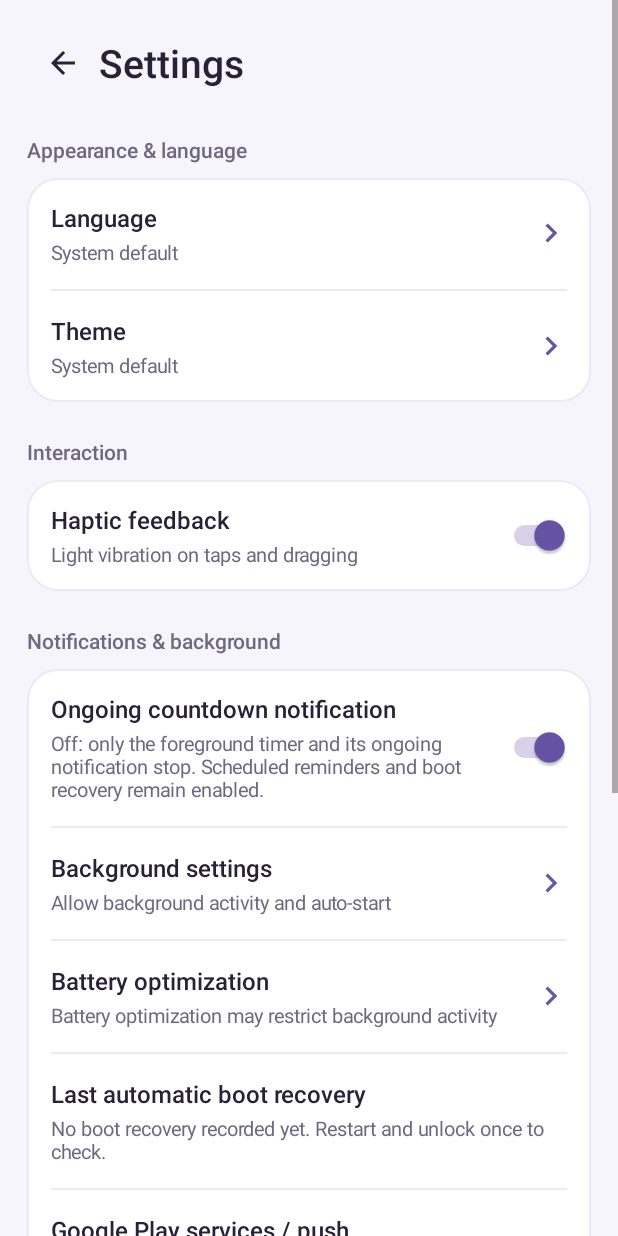
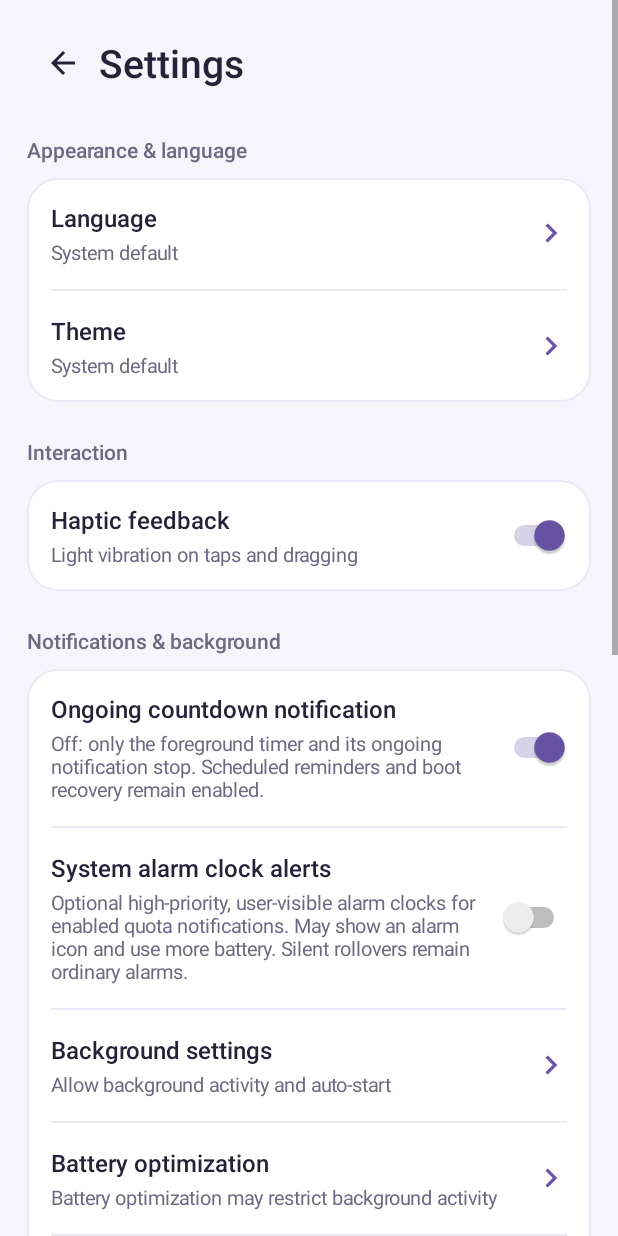
Before and after one commit to VlanTech/ResetNotice, an Android app: the screen it shows after launch (SettingsActivity), after a tap on "Settings", on a phone screen of 412 x 824 dp. Run offline under Robolectric (Android 15) with nearby library versions, the phone set to English and light mode, and no system bars; pictures from the network do not load.

Commit message:
Release v1.7.0: offline alarm-clock mode, background diagnostics and domestic OEM push research

```diff
--- /dev/null
+++ b/app/src/main/java/com/vlan/resetnotice/AlarmDiagnostics.java
@@ -0,0 +1,32 @@
+package com.vlan.resetnotice;
+
+import android.content.Context;
+import android.content.SharedPreferences;
+
+/** Local-only diagnostics; timestamps measure system receiver delivery, not
+ * whether the activity or foreground service happens to be alive. */
+final class AlarmDiagnostics {
+    static final long PROBE_DELAY = 60_000L;
+    private static SharedPreferences prefs(Context context) {
+        return context.getSharedPreferences("alarm_diagnostics", Context.MODE_PRIVATE);
+    }
+    static void startProbe(Context context, long expected) {
+        prefs(context).edit().putLong("probe_expected", expected).putLong("probe_received", 0)
+                .putInt("probe_mode", 0).putBoolean("probe_notified", false).commit();
+    }
+    static void probeMode(Context context, int mode) {
+        prefs(context).edit().putInt("probe_mode", mode).commit();
+    }
+    static void finishProbe(Context context, long received, boolean notified) {
+        prefs(context).edit().putLong("probe_received", received).putBoolean("probe_notified", notified).commit();
+    }
+    static long expected(Context context) { return prefs(context).getLong("probe_expected", 0); }
+    static long received(Context context) { return prefs(context).getLong("probe_received", 0); }
+    static int mode(Context context) { return prefs(context).getInt("probe_mode", 0); }
+    static boolean notified(Context context) { return prefs(context).getBoolean("probe_notified", false); }
+    static void alarmReceived(Context context, long expected, long received) {
+        prefs(context).edit().putLong("last_expected", expected).putLong("last_received", received).commit();
+    }
+    static long lastExpected(Context context) { return prefs(context).getLong("last_expected", 0); }
+    static long lastReceived(Context context) { return prefs(context).getLong("last_received", 0); }
+}
--- a/app/src/main/java/com/vlan/resetnotice/AppPreferences.java
+++ b/app/src/main/java/com/vlan/resetnotice/AppPreferences.java
@@ -24,6 +24,10 @@ final class AppPreferences {
     static void setOrder(Context c, String order) { prefs(c).edit().putString("order", order).apply(); }
     static boolean haptics(Context c) { return prefs(c).getBoolean("haptics", true); }
     static boolean ongoingNotification(Context c) { return prefs(c).getBoolean("ongoing_notification", true); }
+    static boolean clockAlarmMode(Context c) { return prefs(c).getBoolean("clock_alarm_mode", false); }
+    static void setClockAlarmMode(Context c, boolean enabled) {
+        prefs(c).edit().putBoolean("clock_alarm_mode", enabled).commit();
+    }
     static void setOngoingNotification(Context c, boolean enabled) {
         prefs(c).edit().putBoolean("ongoing_notification", enabled).commit();
     }
--- /dev/null
+++ b/app/src/main/java/com/vlan/resetnotice/PushVendor.java
@@ -0,0 +1,31 @@
+package com.vlan.resetnotice;
+
+import java.util.Locale;
+
+/** Identifies the preferred OEM channel. Identification is not enrollment,
+ * SDK support detection or authorization to send notifications. */
+enum PushVendor {
+    OPPO("OPPO PUSH"), VIVO("vivo Push"), XIAOMI("Mi Push"),
+    HONOR("HONOR Push"), HUAWEI("HUAWEI Push Kit"), MEIZU("Flyme Push"), NONE("");
+
+    final String displayName;
+    PushVendor(String displayName) { this.displayName = displayName; }
+
+    static PushVendor detect(String manufacturer, String brand) {
+        String m = normalize(manufacturer), b = normalize(brand);
+        // Honor must precede Huawei: some older Honor Android phones identify
+        // as Huawei. Runtime SDK support checks will be needed before enrollment.
+        if (matches(m, b, "honor")) return HONOR;
+        if (matches(m, b, "oppo", "realme", "oneplus", "one plus")) return OPPO;
+        if (matches(m, b, "vivo", "iqoo")) return VIVO;
+        if (matches(m, b, "xiaomi", "redmi", "poco")) return XIAOMI;
+        if (matches(m, b, "huawei")) return HUAWEI;
+        if (matches(m, b, "meizu")) return MEIZU;
+        return NONE;
+    }
+    private static String normalize(String s) { return s == null ? "" : s.trim().toLowerCase(Locale.ROOT); }
+    private static boolean matches(String m, String b, String... values) {
+        for (String v : values) if (v.equals(m) || v.equals(b)) return true;
+        return false;
+    }
+}
--- a/app/src/main/java/com/vlan/resetnotice/SettingsActivity.java
+++ b/app/src/main/java/com/vlan/resetnotice/SettingsActivity.java
@@ -4,13 +4,15 @@ import android.app.Activity;
 import android.app.AlertDialog;
 import android.content.Context;
 import android.content.Intent;
-import android.content.pm.PackageManager;
 import android.content.res.ColorStateList;
 import android.graphics.Typeface;
 import android.graphics.drawable.GradientDrawable;
 import android.graphics.drawable.RippleDrawable;
 import android.net.Uri;
+import android.os.Build;
 import android.os.Bundle;
+import android.os.Handler;
+import android.os.Looper;
 import android.os.PowerManager;
 import android.provider.Settings;
 import android.view.Gravity;
@@ -29,7 +31,22 @@ public final class SettingsActivity extends Activity {
     private int page, card, text, sub, line, accent;
     private TextView batteryValue;
     private TextView bootValue;
-    private TextView gmsValue;
+    private TextView probeValue;
+    private TextView lastAlarmValue;
+    private final Handler diagnosticHandler = new Handler(Looper.getMainLooper());
+    private final Runnable refreshDiagnostics = new Runnable() {
+        @Override public void run() {
+            if (probeValue != null) {
+                String status = probeStatus();
+                if (!status.contentEquals(probeValue.getText())) probeValue.setText(status);
+            }
+            if (lastAlarmValue != null) {
+                String status = lastAlarmStatus();
+                if (!status.contentEquals(lastAlarmValue.getText())) lastAlarmValue.setText(status);
+            }
+            diagnosticHandler.postDelayed(this, 1000L);
+        }
+    };
     @Override protected void attachBaseContext(Context base) { super.attachBaseContext(AppPreferences.wrap(base)); }
 
     @Override public void onCreate(Bundle state) {
@@ -101,6 +118,25 @@ public final class SettingsActivity extends Activity {
         ongoingRow.addView(ongoingSwitch);
         add(background, ongoingRow, 0);
         divider(background);
+        LinearLayout clockRow = row(); clockRow.setPadding(dp(16), dp(15), dp(14), dp(15));
+        LinearLayout clockLabels = column();
+        add(clockLabels, label(getString(R.string.clock_mode), 16, text, true), 0);
+        add(clockLabels, label(getString(R.string.clock_mode_hint), 13, sub, false), 3);
+        clockRow.addView(clockLabels, new LinearLayout.LayoutParams(0, -2, 1));
+        Switch clockSwitch = new Switch(this);
+        clockSwitch.setContentDescription(getString(R.string.clock_mode));
+        clockSwitch.setChecked(AppPreferences.clockAlarmMode(this));
+        Haptics.configure(clockSwitch);
+        clockSwitch.setOnCheckedChangeListener((b, checked) -> {
+            Haptics.tap(b);
+            AppPreferences.setClockAlarmMode(this, checked);
+            AlarmEngine.rescheduleAll(this);
+            if (checked && !AlarmEngine.exactAllowed(this))
+                Toast.makeText(this, R.string.exact_permission_hint, Toast.LENGTH_LONG).show();
+        });
+        clockRow.addView(clockSwitch);
+        add(background, clockRow, 0);
+        divider(background);
         add(background, item(getString(R.string.background_settings), getString(R.string.background_hint), v -> appDetails()), 0);
         divider(background);
         LinearLayout battery = item(getString(R.string.battery_settings), batteryStatus(), v -> batterySettings());
@@ -111,9 +147,24 @@ public final class SettingsActivity extends Activity {
         bootValue = (TextView)((LinearLayout)boot.getChildAt(0)).getChildAt(1);
         add(background, boot, 0);
         divider(background);
-        LinearLayout gms = item(getString(R.string.gms_status), gmsStatus(), null);
-        gmsValue = (TextView)((LinearLayout)gms.getChildAt(0)).getChildAt(1);
-        add(background, gms, 0);
+        PushVendor vendor = PushVendor.detect(Build.MANUFACTURER, Build.BRAND);
+        add(background, item(getString(R.string.vendor_push),
+                vendor == PushVendor.NONE ? getString(R.string.vendor_none) :
+                        getString(R.string.vendor_pending, vendor.displayName), null), 0);
+        divider(background);
+        LinearLayout probe = item(getString(R.string.probe_title), probeStatus(), v -> {
+            new AlertDialog.Builder(this).setTitle(R.string.probe_title).setMessage(R.string.probe_instructions)
+                    .setNegativeButton(R.string.cancel, null).setPositiveButton(R.string.probe_start, (dialog, which) -> {
+                        AlarmEngine.startProbe(this);
+                        probeValue.setText(probeStatus());
+                    }).show();
+        });
+        probeValue = (TextView)((LinearLayout)probe.getChildAt(0)).getChildAt(1);
+        add(background, probe, 0);
+        divider(background);
+        LinearLayout lastAlarm = item(getString(R.string.last_alarm_title), lastAlarmStatus(), null);
+        lastAlarmValue = (TextView)((LinearLayout)lastAlarm.getChildAt(0)).getChildAt(1);
+        add(background, lastAlarm, 0);
         add(content, background, 9);
         TextView help = label(getString(R.string.background_help), 12, sub, false);
         help.setPadding(dp(5), dp(3), dp(5), 0);
@@ -123,7 +174,7 @@ public final class SettingsActivity extends Activity {
         LinearLayout about = panel();
         add(about, item(getString(R.string.developer), "Vlan_Tech", null), 0);
         divider(about);
-        add(about, item(getString(R.string.version), "1.6.0", null), 0);
+        add(about, item(getString(R.string.version), "1.7.0", null), 0);
         divider(about);
         add(about, item(getString(R.string.source_code), "GitHub · ResetNotice", v -> {
             try { startActivity(new Intent(Intent.ACTION_VIEW, Uri.parse("https://github.com/VlanTech/ResetNotice"))); }
@@ -138,9 +189,14 @@ public final class SettingsActivity extends Activity {
         super.onResume();
         if (batteryValue != null) batteryValue.setText(batteryStatus());
         if (bootValue != null) bootValue.setText(bootStatus());
-        if (gmsValue != null) gmsValue.setText(gmsStatus());
+        diagnosticHandler.removeCallbacks(refreshDiagnostics);
+        diagnosticHandler.post(refreshDiagnostics);
     }
 
+    @Override protected void onPause() {
+        diagnosticHandler.removeCallbacks(refreshDiagnostics);
+        super.onPause();
+    }
     private String bootStatus() {
         long time = BootState.recoveryTime(this);
         if (time <= 0) return getString(R.string.boot_never);
@@ -150,13 +206,26 @@ public final class SettingsActivity extends Activity {
         return getString(BootState.recoveryExact(this) ? R.string.boot_exact : R.string.boot_approximate, date, count);
     }
 
-    private boolean packageEnabled(String name) {
-        try { return getPackageManager().getApplicationInfo(name, 0).enabled; }
-        catch (PackageManager.NameNotFoundException e) { return false; }
+    private String probeStatus() {
+        long expected = AlarmDiagnostics.expected(this), actual = AlarmDiagnostics.received(this);
+        if (expected <= 0) return getString(R.string.probe_idle);
+        int mode = AlarmDiagnostics.mode(this);
+        if (mode <= 0) return getString(R.string.probe_failed);
+        String modeLabel = getString(mode == AlarmPolicy.CLOCK ? R.string.probe_mode_clock :
+                mode == AlarmPolicy.EXACT ? R.string.probe_mode_exact : R.string.probe_mode_inexact);
+        long now = System.currentTimeMillis();
+        if (actual > 0) {
+            return getString(AlarmDiagnostics.notified(this) ? R.string.probe_success : R.string.probe_blocked,
+                    ResetMath.displayDateTime(actual, now), Math.max(0L, (actual - expected) / 1000L), modeLabel);
+        }
+        if (expected > now) return getString(R.string.probe_scheduled, (expected - now + 999L) / 1000L, modeLabel);
+        return getString(R.string.probe_overdue, Math.max(0L, (now - expected) / 1000L), modeLabel);
     }
-    private String gmsStatus() {
-        return getString(packageEnabled("com.google.android.gms") && packageEnabled("com.android.vending")
-                ? R.string.gms_detected : R.string.gms_unavailable);
+    private String lastAlarmStatus() {
+        long actual = AlarmDiagnostics.lastReceived(this);
+        if (actual <= 0) return getString(R.string.last_alarm_none);
+        return getString(R.string.last_alarm_result, ResetMath.displayDateTime(actual, System.currentTimeMillis()),
+                Math.max(0L, (actual - AlarmDiagnostics.lastExpected(this)) / 1000L));
     }
 
     private String batteryStatus() {
--- a/app/src/main/res/values/strings.xml
+++ b/app/src/main/res/values/strings.xml
@@ -151,4 +151,26 @@
     <string name="gms_unavailable">Google Play services or Play Store unavailable. Local reminders still work.</string>
     <string name="boot_alert_title">Quota reminder pending</string>
     <string name="boot_alert_body">Unlock your device to synchronize detailed quota reminders.</string>
+    <string name="clock_mode">System alarm clock alerts</string>
+    <string name="clock_mode_hint">Optional high-priority, user-visible alarm clocks for enabled quota notifications. May show an alarm icon and use more battery. Silent rollovers remain ordinary alarms.</string>
+    <string name="vendor_push">Manufacturer push channel</string>
+    <string name="vendor_none">No supported manufacturer detected. Local alarms remain active.</string>
+    <string name="vendor_pending">%1$s identified. Vendor enrollment is not configured; using local alarms.</string>
+    <string name="probe_title">60-second background test</string>
+    <string name="probe_instructions">A single test alarm will ring in 60 seconds. Turn off the ongoing countdown notification, remove the app from Recents and lock the device. Do not reopen until the minute has passed.</string>
+    <string name="probe_start">Start test</string>
+    <string name="probe_idle">Tap to schedule a real background alarm.</string>
+    <string name="probe_failed">The system could not schedule this test.</string>
+    <string name="probe_mode_clock">Alarm clock</string>
+    <string name="probe_mode_exact">Exact alarm</string>
+    <string name="probe_mode_inexact">Inexact alarm</string>
+    <string name="probe_scheduled">%1$d s remaining · %2$s</string>
+    <string name="probe_overdue">%1$d s overdue · No system callback yet · %2$s</string>
+    <string name="probe_success">%1$s · Callback +%2$d s · Notification posted · %3$s</string>
+    <string name="probe_blocked">%1$s · Callback +%2$d s · Notification blocked · %3$s</string>
+    <string name="probe_delivered_title">Background test alarm</string>
+    <string name="probe_message">Expected: %1$s\nReceived: %2$s</string>
+    <string name="last_alarm_title">Last quota alarm callback</string>
+    <string name="last_alarm_none">No valid quota alarm callback recorded.</string>
+    <string name="last_alarm_result">%1$s · Delay %2$d s</string>
 </resources>
```
Also changed, not shown: app/src/main/AndroidManifest.xml (+2 -5 lines), app/src/main/java/com/vlan/resetnotice/AlarmEngine.java (+52 -2 lines), app/src/main/java/com/vlan/resetnotice/AlarmPolicy.java (added, +16 -0 lines), app/src/main/java/com/vlan/resetnotice/ProbeReceiver.java (added, +23 -0 lines), 18 other files.
